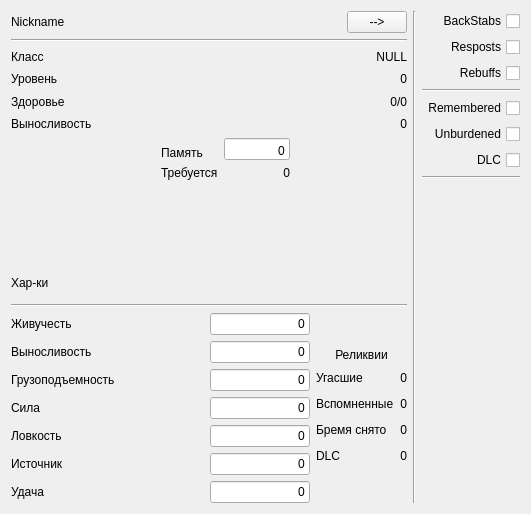
First picture: the form in tab_stats.ui, repository lDeathlWhisperl/TLHoN_SE, before the edit.
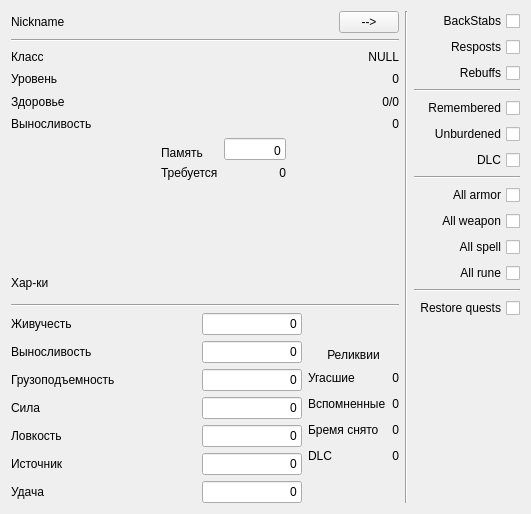
Second picture: the form after the edit.

Commit message:
Tab Stats
Updated UI

Diff of the .ui file:
```diff
--- a/tab_stats.ui
+++ b/tab_stats.ui
@@ -758,7 +758,7 @@
       </widget>
      </item>
      <item>
-      <layout class="QVBoxLayout" name="vl_cheat_layout" stretch="0,0,0,0,0,0,0,0,0">
+      <layout class="QVBoxLayout" name="vl_cheat_layout" stretch="0,0,0,0,0,0,0,0,0,0,0,0,0,0,0">
        <item>
         <widget class="QCheckBox" name="cb_backstabs">
          <property name="toolTip">
@@ -848,6 +848,63 @@
          </property>
         </widget>
        </item>
+       <item>
+        <widget class="QCheckBox" name="cb_all_armor">
+         <property name="layoutDirection">
+          <enum>Qt::LayoutDirection::RightToLeft</enum>
+         </property>
+         <property name="text">
+          <string>All armor</string>
+         </property>
+        </widget>
+       </item>
+       <item>
+        <widget class="QCheckBox" name="cb_all_weapon">
+         <property name="layoutDirection">
+          <enum>Qt::LayoutDirection::RightToLeft</enum>
+         </property>
+         <property name="text">
+          <string>All weapon</string>
+         </property>
+        </widget>
+       </item>
+       <item>
+        <widget class="QCheckBox" name="cb_all_spell">
+         <property name="layoutDirection">
+          <enum>Qt::LayoutDirection::RightToLeft</enum>
+         </property>
+         <property name="text">
+          <string>All spell</string>
+         </property>
+        </widget>
+       </item>
+       <item>
+        <widget class="QCheckBox" name="cb_all_rune">
+         <property name="layoutDirection">
+          <enum>Qt::LayoutDirection::RightToLeft</enum>
+         </property>
+         <property name="text">
+          <string>All rune</string>
+         </property>
+        </widget>
+       </item>
+       <item>
+        <widget class="Line" name="line_6">
+         <property name="orientation">
+          <enum>Qt::Orientation::Horizontal</enum>
+         </property>
+        </widget>
+       </item>
+       <item>
+        <widget class="QCheckBox" name="cb_restore_quests">
+         <property name="layoutDirection">
+          <enum>Qt::LayoutDirection::RightToLeft</enum>
+         </property>
+         <property name="text">
+          <string>Restore quests</string>
+         </property>
+        </widget>
+       </item>
        <item>
         <spacer name="verticalSpacer_3">
          <property name="orientation">
```
The commit also changes 1 other file.
